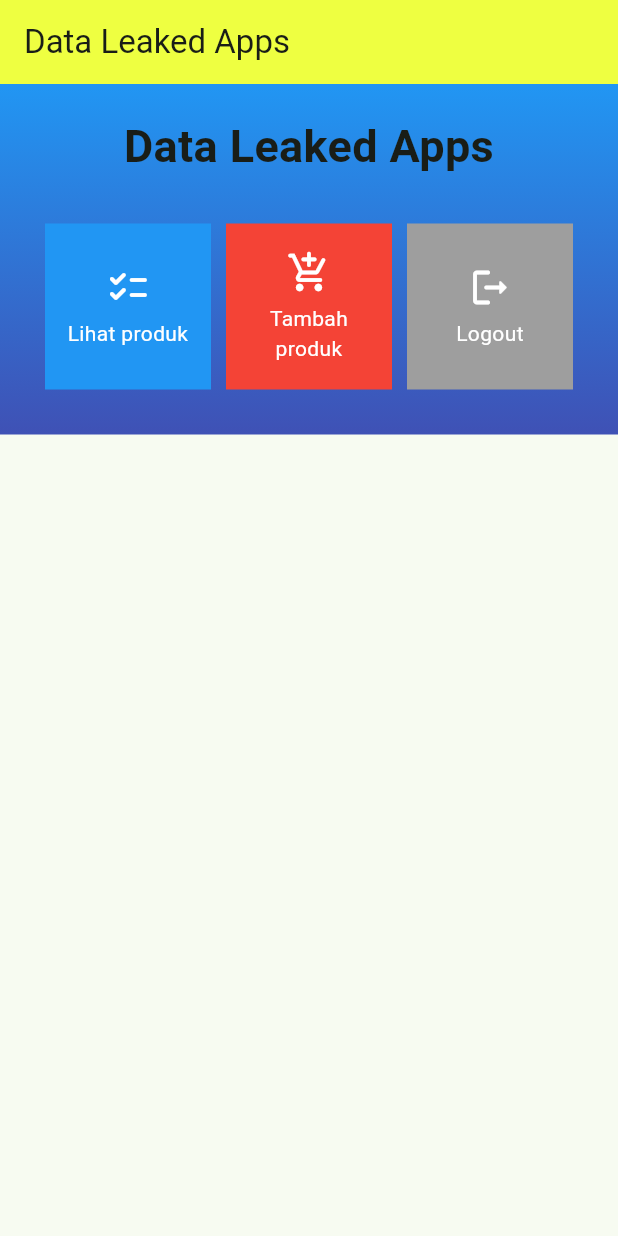
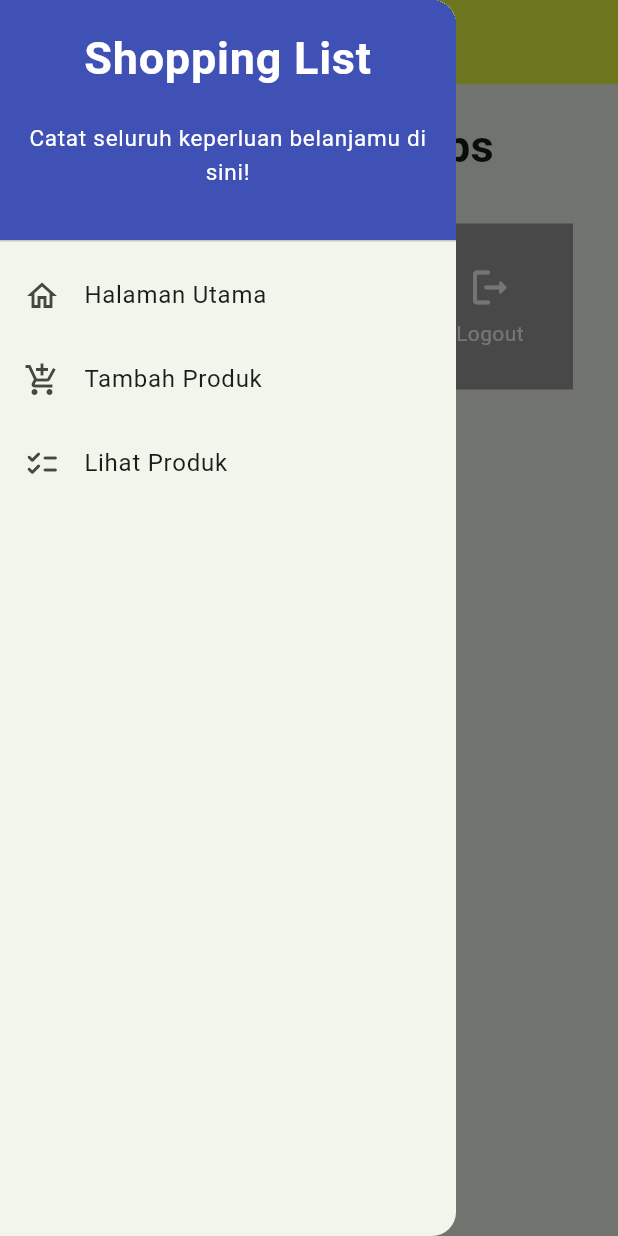
Before and after one commit to tentangfathi/tugasFlutterPBP, a Flutter app: the screen it shows after launch, with the side drawer open (before the commit the screen has no drawer), on a phone screen of 412 x 824 dp. Run offline on Flutter 3.47's test engine with Material 2 defaults, Android fonts, the light colour scheme and no system bars.

Commit message:
Tugas 8 first commit uhuy

```diff
--- a/lib/main.dart
+++ b/lib/main.dart
@@ -1,5 +1,5 @@
 import 'package:flutter/material.dart';
-import 'package:dataleakedapps/menu.dart';
+import 'package:dataleakedapps/screen/menu.dart';
 
 void main() {
   runApp(const MyApp());
--- a/lib/menu.dart
+++ /dev/null
@@ -1,134 +0,0 @@
-//import package untuk dart
-import 'package:flutter/material.dart';
-
-class MyHomePage extends StatelessWidget {
-  MyHomePage({Key? key}) : super(key: key);
-
-  final List<ShopItem> items = [
-    ShopItem("Lihat produk", Icons.checklist_rounded, Colors.blue),
-    ShopItem("Tambah produk", Icons.add_shopping_cart_rounded, Colors.red),
-    ShopItem("Logout", Icons.logout_rounded, Colors.grey)
-  ];
-
-  // This widget is the home page of your application. It is stateful, meaning
-  // that it has a State object (defined below) that contains fields that affect
-  // how it looks.
-
-  // This class is the configuration for the state. It holds the values (in this
-  // case the title) provided by the parent (in this case the App widget) and
-  // used by the build method of the State. Fields in a Widget subclass are
-  // always marked "final".
-
-  @override
-  Widget build(BuildContext context) {
-    return Scaffold(
-      appBar: AppBar(
-        title: const Text('Data Leaked Apps'),
-        backgroundColor: Colors.limeAccent,
-      ),
-      body: Container(
-        decoration: const BoxDecoration(
-          gradient: LinearGradient(
-            colors: [Colors.blue, Colors.indigo],
-            begin: Alignment.topCenter,
-            end: Alignment.bottomCenter,
-          ),
-        ),
-        child: SingleChildScrollView(
-          child: Padding(
-            //set padding dari halaman
-            padding: const EdgeInsets.all(10.0),
-            child: Column(
-              children: <Widget>[
-                const Padding(
-                  padding: EdgeInsets.only(top: 10.0, bottom: 10.0),
-                  //Widget text untuk menampilkan tulisan dengan alignmet center dan style yang sesuai
-                  child: Text(
-                    'Data Leaked Apps',
-                    textAlign: TextAlign.center,
-                    style: TextStyle(
-                      fontSize: 30,
-                      fontWeight: FontWeight.bold,
-                      fontFamily: 'Roboto',
-                    ),
-                  ),
-                ),
-
-                //Grid Layout
-                GridView.count(
-                  //Container pada card kita
-                  primary: true,
-                  padding: const EdgeInsets.all(20),
-                  crossAxisSpacing: 10,
-                  mainAxisSpacing: 10,
-                  crossAxisCount: 3,
-                  shrinkWrap: true,
-                  children: items.map((ShopItem item) {
-                    //Iterasi untuk setiap item
-                    return ShopCard(item);
-                  }).toList(),
-                ),
-              ],
-            ),
-          ),
-        ),
-      ), // This trailing comma makes auto-formatting nicer for build methods.
-    );
-  }
-}
-
-class ShopItem {
-  final String name;
-  final IconData icon;
-  final Color color;
-
-  ShopItem(this.name, this.icon, this.color);
-}
-
-class ShopCard extends StatelessWidget {
-  final ShopItem item;
-
-  const ShopCard(this.item, {super.key}); // Constructor
-
-  @override
-  Widget build(BuildContext context) {
-    return Material(
-      color: item.color,
-      child: ClipRRect(
-        borderRadius: BorderRadius.circular(10.0),
-        child: InkWell(
-          // Area responsive terhadap sentuhan
-          onTap: () {
-            // Memunculkan SnackBar ketika diklik
-            ScaffoldMessenger.of(context)
-              ..hideCurrentSnackBar()
-              ..showSnackBar(SnackBar(
-                  content: Text("Kamu telah menekan tombol ${item.name}!")));
-          },
-          child: Container(
-            // Container untuk menyimpan Icon dan Text
-            padding: const EdgeInsets.all(8),
-            child: Center(
-              child: Column(
-                mainAxisAlignment: MainAxisAlignment.center,
-                children: [
-                  Icon(
-                    item.icon,
-                    color: Colors.white,
-                    size: 30.0,
-                  ),
-                  const Padding(padding: EdgeInsets.all(3)),
-                  Text(
-                    item.name,
-                    textAlign: TextAlign.center,
-                    style: const TextStyle(color: Colors.white),
-                  ),
-                ],
-              ),
-            ),
-          ),
-        ),
-      ),
-    );
-  }
-}
--- /dev/null
+++ b/lib/screen/menu.dart
@@ -0,0 +1,72 @@
+//import package untuk dart
+import 'package:flutter/material.dart';
+import 'package:dataleakedapps/widgets/left_drawer.dart';
+import 'package:dataleakedapps/widgets/shop_card.dart';
+
+class MyHomePage extends StatelessWidget {
+  MyHomePage({Key? key}) : super(key: key);
+
+  final List<ShopItem> items = [
+    ShopItem("Lihat produk", Icons.checklist_rounded, Colors.blue),
+    ShopItem("Tambah produk", Icons.add_shopping_cart_rounded, Colors.red),
+    ShopItem("Logout", Icons.logout_rounded, Colors.grey)
+  ];
+
+  // This widget is the home page of your application. It is stateful, meaning
+  // that it has a State object (defined below) that contains fields that affect
+  // how it looks.
+
+  // This class is the configuration for the state. It holds the values (in this
+  // case the title) provided by the parent (in this case the App widget) and
+  // used by the build method of the State. Fields in a Widget subclass are
+  // always marked "final".
+
+  @override
+  Widget build(BuildContext context) {
+    return Scaffold(
+      appBar: AppBar(
+        title: const Text('Data Leaked Apps'),
+        backgroundColor: Colors.limeAccent,
+      ),
+      drawer: const LeftDrawer(),
+      body: SingleChildScrollView(
+        child: Padding(
+          //set padding dari halaman
+          padding: const EdgeInsets.all(10.0),
+          child: Column(
+            children: <Widget>[
+              const Padding(
+                padding: EdgeInsets.only(top: 10.0, bottom: 10.0),
+                //Widget text untuk menampilkan tulisan dengan alignmet center dan style yang sesuai
+                child: Text(
+                  'Data Leaked Apps',
+                  textAlign: TextAlign.center,
+                  style: TextStyle(
+                    fontSize: 30,
+                    fontWeight: FontWeight.bold,
+                    fontFamily: 'Roboto',
+                  ),
+                ),
+              ),
+
+              //Grid Layout
+              GridView.count(
+                //Container pada card kita
+                primary: true,
+                padding: const EdgeInsets.all(20),
+                crossAxisSpacing: 10,
+                mainAxisSpacing: 10,
+                crossAxisCount: 3,
+                shrinkWrap: true,
+                children: items.map((ShopItem item) {
+                  //Iterasi untuk setiap item
+                  return ShopCard(item);
+                }).toList(),
+              ),
+            ],
+          ),
+        ),
+      ),
+    ); // This trailing comma makes auto-formatting nicer for build methods.
+  }
+}
--- /dev/null
+++ b/lib/widgets/left_drawer.dart
@@ -0,0 +1,87 @@
+import 'package:flutter/material.dart';
+import 'package:dataleakedapps/screen/menu.dart';
+import 'package:dataleakedapps/screen/shoplist_form.dart';
+import 'package:dataleakedapps/screen/shoplist_list.dart';
+
+class LeftDrawer extends StatelessWidget {
+  const LeftDrawer({super.key});
+
+  @override
+  Widget build(BuildContext context) {
+    return Drawer(
+      child: ListView(
+        children: [
+          const DrawerHeader(
+            // TODO: Bagian drawer header (done)
+            decoration: BoxDecoration(
+              color: Colors.indigo,
+            ),
+            child: Column(
+              children: [
+                Text(
+                  'Shopping List',
+                  textAlign: TextAlign.center,
+                  style: TextStyle(
+                    fontSize: 30,
+                    fontWeight: FontWeight.bold,
+                    color: Colors.white,
+                  ),
+                ),
+                Padding(padding: EdgeInsets.all(10)),
+                Text(
+                  "Catat seluruh keperluan belanjamu di sini!",
+                  // TODO: Tambahkan gaya teks dengan center alignment, font ukuran 15, warna putih, dan weight biasa (done)
+                  textAlign: TextAlign.center,
+                  style: TextStyle(
+                    fontSize: 15,
+                    fontWeight: FontWeight.normal,
+                    color: Colors.white,
+                  ),
+                ),
+              ],
+            ),
+          ),
+
+          // TODO: Bagian routing (done)
+          ListTile(
+            leading: const Icon(Icons.home_outlined),
+            title: const Text('Halaman Utama'),
+            // Bagian redirection ke MyHomePage
+            onTap: () {
+              Navigator.pushReplacement(
+                  context,
+                  MaterialPageRoute(
+                    builder: (context) => MyHomePage(),
+                  ));
+            },
+          ),
+          ListTile(
+            leading: const Icon(Icons.add_shopping_cart),
+
+            title: const Text('Tambah Produk'),
+            // Bagian redirection ke ShopFormPage
+            onTap: () {
+              /*
+              TODO: Buatlah routing ke ShopFormPage di sini, (done)
+              setelah halaman ShopFormPage sudah dibuat.
+              */
+              Navigator.push(
+                  context,
+                  MaterialPageRoute(
+                      builder: (context) => const ShopFormPage()));
+            },
+          ),
+          ListTile(
+            leading: const Icon(Icons.checklist_rounded),
+            title: const Text('Lihat Produk'),
+            // Bagian redirection ke ShopListPage
+            onTap: () {
+              Navigator.push(context,
+                  MaterialPageRoute(builder: (context) => ItemListPage()));
+            },
+          ),
+        ],
+      ),
+    );
+  }
+}
--- /dev/null
+++ b/lib/widgets/shop_card.dart
@@ -0,0 +1,65 @@
+import 'package:flutter/material.dart';
+import 'package:dataleakedapps/screen/shoplist_form.dart';
+import 'package:dataleakedapps/screen/shoplist_list.dart';
+
+class ShopItem {
+  final String name;
+  final IconData icon;
+  final Color color;
+
+  ShopItem(this.name, this.icon, this.color);
+}
+
+class ShopCard extends StatelessWidget {
+  final ShopItem item;
+
+  const ShopCard(this.item, {super.key}); // Constructor
+
+  @override
+  Widget build(BuildContext context) {
+    return Material(
+      color: item.color,
+      child: ClipRRect(
+        borderRadius: BorderRadius.circular(10.0),
+        child: InkWell(
+          // Area responsive terhadap sentuhan
+          onTap: () {
+            // Memunculkan SnackBar ketika diklik
+            ScaffoldMessenger.of(context)
+              ..hideCurrentSnackBar()
+              ..showSnackBar(SnackBar(
+                  content: Text("Kamu telah menekan tombol ${item.name}!")));
+            if (item.name == "Tambah produk")
+              Navigator.push(context,
+                  MaterialPageRoute(builder: (context) => ShopFormPage()));
+            if (item.name == "Lihat produk")
+              Navigator.push(context,
+                  MaterialPageRoute(builder: (context) => ItemListPage()));
+          },
+          child: Container(
+            // Container untuk menyimpan Icon dan Text
+            padding: const EdgeInsets.all(8),
+            child: Center(
+              child: Column(
+                mainAxisAlignment: MainAxisAlignment.center,
+                children: [
+                  Icon(
+                    item.icon,
+                    color: Colors.white,
+                    size: 30.0,
+                  ),
+                  const Padding(padding: EdgeInsets.all(3)),
+                  Text(
+                    item.name,
+                    textAlign: TextAlign.center,
+                    style: const TextStyle(color: Colors.white),
+                  ),
+                ],
+              ),
+            ),
+          ),
+        ),
+      ),
+    );
+  }
+}
```
Also changed, not shown: lib/screen/shoplist_form.dart (added, +220 -0 lines), lib/screen/shoplist_list.dart (added, +63 -0 lines), 1 other file.
